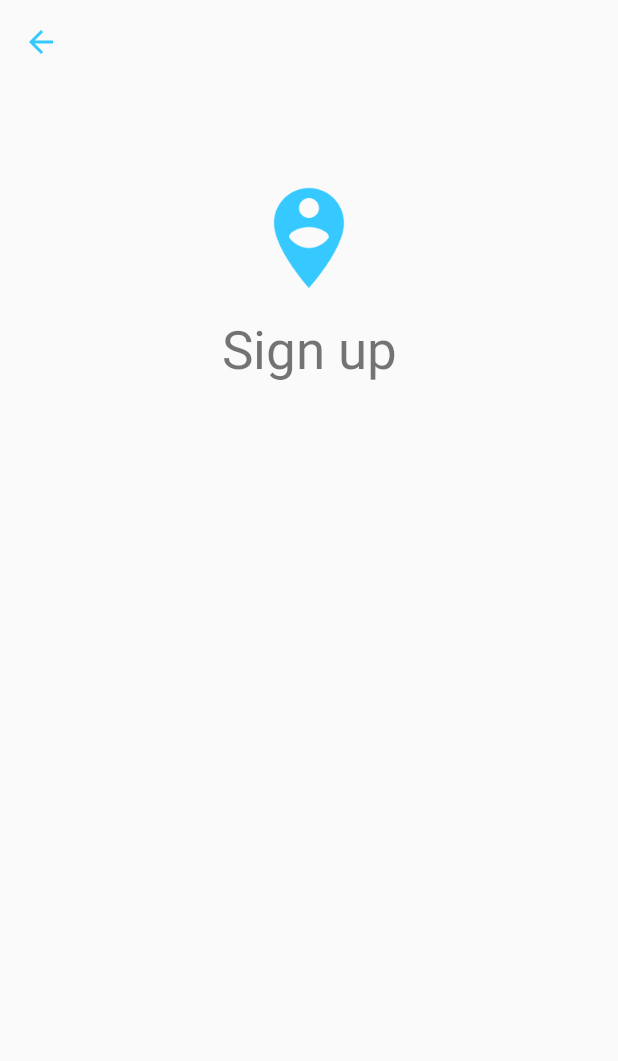
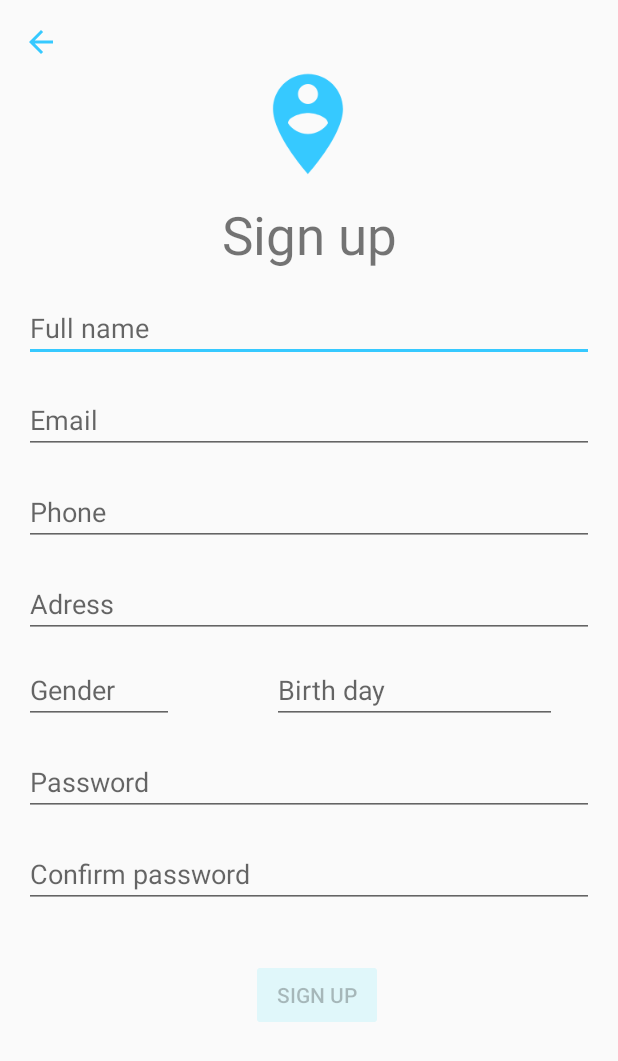
Before and after one commit to long9ka/travel-app, an Android app: the RegisterActivity screen opened directly, with no data from a screen before it, on a phone screen of 412 x 824 dp. Shown: the top 1061 px of the screen. Run offline under Robolectric (Android 15) with nearby library versions, the phone set to English and light mode, and no system bars.

Commit message:
layout register

```diff
--- a/app/src/main/res/layout/activity_register.xml
+++ b/app/src/main/res/layout/activity_register.xml
@@ -28,9 +28,10 @@
         android:scaleY="0.8"
         app:layout_constraintBottom_toBottomOf="parent"
         app:layout_constraintEnd_toEndOf="parent"
+        app:layout_constraintHorizontal_bias="0.498"
         app:layout_constraintStart_toStartOf="parent"
         app:layout_constraintTop_toTopOf="parent"
-        app:layout_constraintVertical_bias="0.15" />
+        app:layout_constraintVertical_bias="0.045" />
 
     <TextView
         android:id="@+id/textView"
@@ -43,5 +44,132 @@
         app:layout_constraintStart_toStartOf="parent"
         app:layout_constraintTop_toBottomOf="@+id/imageView2"
         app:layout_constraintVertical_bias="0.0" />
+    <EditText
+        android:id="@+id/full_name"
+        android:layout_width="0dp"
+        android:layout_height="wrap_content"
+        android:layout_margin="@dimen/activity_layout_margin"
+        android:hint="@string/prompt_full_name"
+        android:inputType="textPersonName"
+        android:selectAllOnFocus="true"
+        app:layout_constraintBottom_toBottomOf="parent"
+        app:layout_constraintEnd_toEndOf="parent"
+        app:layout_constraintStart_toStartOf="parent"
+        app:layout_constraintTop_toBottomOf="@+id/textView"
+        app:layout_constraintVertical_bias="0.0"
+        />
+
+    <EditText
+        android:id="@+id/email"
+        android:layout_width="0dp"
+        android:layout_height="wrap_content"
+        android:layout_margin="@dimen/activity_layout_margin"
+        android:hint="@string/prompt_email"
+        android:inputType="textEmailAddress"
+        android:selectAllOnFocus="true"
+        app:layout_constraintBottom_toBottomOf="parent"
+        app:layout_constraintEnd_toEndOf="parent"
+        app:layout_constraintStart_toStartOf="parent"
+        app:layout_constraintTop_toBottomOf="@+id/full_name"
+        app:layout_constraintVertical_bias="0.0" />
+    <EditText
+        android:id="@+id/phone"
+        android:layout_width="0dp"
+        android:layout_height="wrap_content"
+        android:layout_margin="@dimen/activity_layout_margin"
+        android:hint="@string/prompt_phone"
+        android:inputType="phone"
+        android:selectAllOnFocus="true"
+        app:layout_constraintBottom_toBottomOf="parent"
+        app:layout_constraintEnd_toEndOf="parent"
+        app:layout_constraintStart_toStartOf="parent"
+        app:layout_constraintTop_toBottomOf="@+id/email"
+        app:layout_constraintVertical_bias="0.0" />
+
+    <EditText
+        android:id="@+id/adress"
+        android:layout_width="0dp"
+        android:layout_height="wrap_content"
+        android:layout_margin="@dimen/activity_layout_margin"
+        android:hint="@string/prompt_adress"
+        android:inputType="text"
+        android:selectAllOnFocus="true"
+        app:layout_constraintBottom_toBottomOf="parent"
+        app:layout_constraintEnd_toEndOf="parent"
+        app:layout_constraintStart_toStartOf="parent"
+        app:layout_constraintTop_toBottomOf="@+id/phone"
+        app:layout_constraintVertical_bias="0.0" />
+
+    <EditText
+        android:id="@+id/gender"
+        android:layout_width="100dp"
+        android:layout_height="41dp"
+        android:layout_margin="@dimen/activity_layout_margin"
+        android:hint="@string/prompt_gender"
+        android:inputType="number"
+        android:selectAllOnFocus="true"
+        app:layout_constraintBottom_toBottomOf="parent"
+        app:layout_constraintEnd_toEndOf="parent"
+        app:layout_constraintHorizontal_bias="0.0"
+        app:layout_constraintStart_toStartOf="parent"
+        app:layout_constraintTop_toBottomOf="@+id/adress"
+        app:layout_constraintVertical_bias="0.0" />
+
+    <EditText
+        android:id="@+id/bob"
+        android:layout_width="190dp"
+        android:layout_height="41dp"
+        android:layout_margin="@dimen/activity_layout_margin"
+        android:hint="@string/prompt_bob"
+        android:inputType="datetime"
+        android:selectAllOnFocus="true"
+        app:layout_constraintBottom_toBottomOf="parent"
+        app:layout_constraintEnd_toEndOf="parent"
+        app:layout_constraintHorizontal_bias="0.87"
+        app:layout_constraintStart_toStartOf="parent"
+        app:layout_constraintTop_toBottomOf="@+id/adress"
+        app:layout_constraintVertical_bias="0.0" />
+
+    <EditText
+        android:id="@+id/password"
+        android:layout_width="0dp"
+        android:layout_height="wrap_content"
+        android:layout_margin="@dimen/activity_layout_margin"
+        android:hint="@string/prompt_password"
+        android:inputType="textPassword"
+        android:selectAllOnFocus="true"
+        app:layout_constraintBottom_toBottomOf="parent"
+        app:layout_constraintEnd_toEndOf="parent"
+        app:layout_constraintStart_toStartOf="parent"
+        app:layout_constraintTop_toBottomOf="@+id/gender"
+        app:layout_constraintVertical_bias="0.0" />
+    <EditText
+        android:id="@+id/comfirm_password"
+        android:layout_width="0dp"
+        android:layout_height="wrap_content"
+        android:layout_margin="@dimen/activity_layout_margin"
+        android:hint="@string/prompt_confirm_password"
+        android:inputType="textPassword"
+        android:selectAllOnFocus="true"
+        app:layout_constraintBottom_toBottomOf="parent"
+        app:layout_constraintEnd_toEndOf="parent"
+        app:layout_constraintStart_toStartOf="parent"
+        app:layout_constraintTop_toBottomOf="@+id/password"
+        app:layout_constraintVertical_bias="0.0" />
+
+    <Button
+        android:id="@+id/register"
+        style="@style/Widget.AppCompat.Button"
+        android:layout_width="wrap_content"
+        android:layout_height="wrap_content"
+        android:backgroundTint="@color/colorButton"
+        android:enabled="false"
+        android:text="@string/action_sign_up"
+        app:layout_constraintBottom_toBottomOf="parent"
+        app:layout_constraintEnd_toEndOf="parent"
+        app:layout_constraintHorizontal_bias="0.517"
+        app:layout_constraintStart_toStartOf="parent"
+        app:layout_constraintTop_toBottomOf="@+id/comfirm_password"
+        app:layout_constraintVertical_bias="0.2" />
 
 </androidx.constraintlayout.widget.ConstraintLayout>
--- a/app/src/main/res/values/strings.xml
+++ b/app/src/main/res/values/strings.xml
@@ -15,4 +15,12 @@
     <string name="store_name">User Info</string>
     <string name="userId_store">userId</string>
     <string name="token_store">token</string>
+
+    <string name="prompt_full_name">Full name</string>
+    <string name="prompt_email">Email</string>
+    <string name="prompt_phone">Phone</string>
+    <string name="prompt_confirm_password">Confirm password</string>
+    <string name="prompt_adress">Adress</string>
+    <string name="prompt_gender">Gender</string>
+    <string name="prompt_bob">Birth day</string>
 </resources>
```
